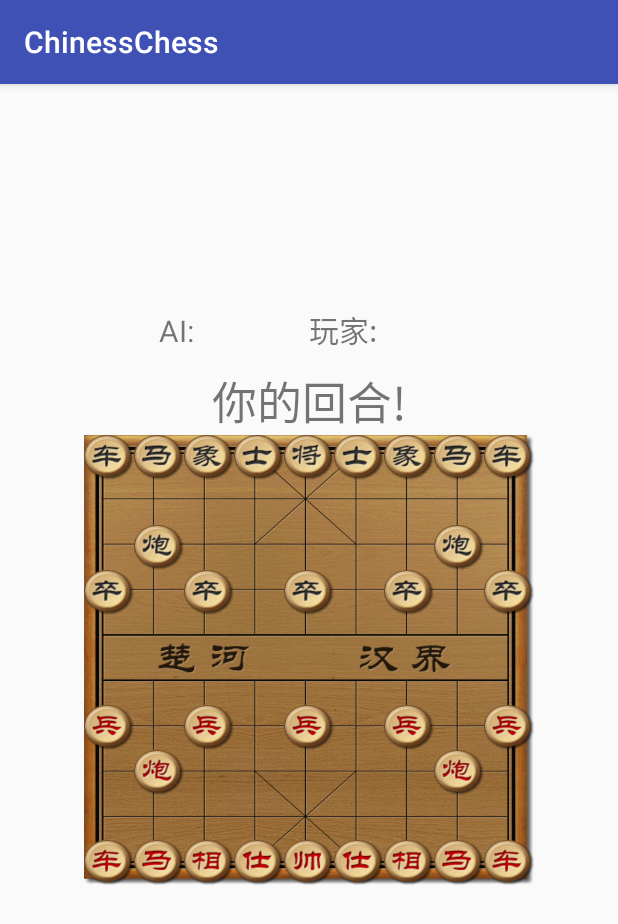
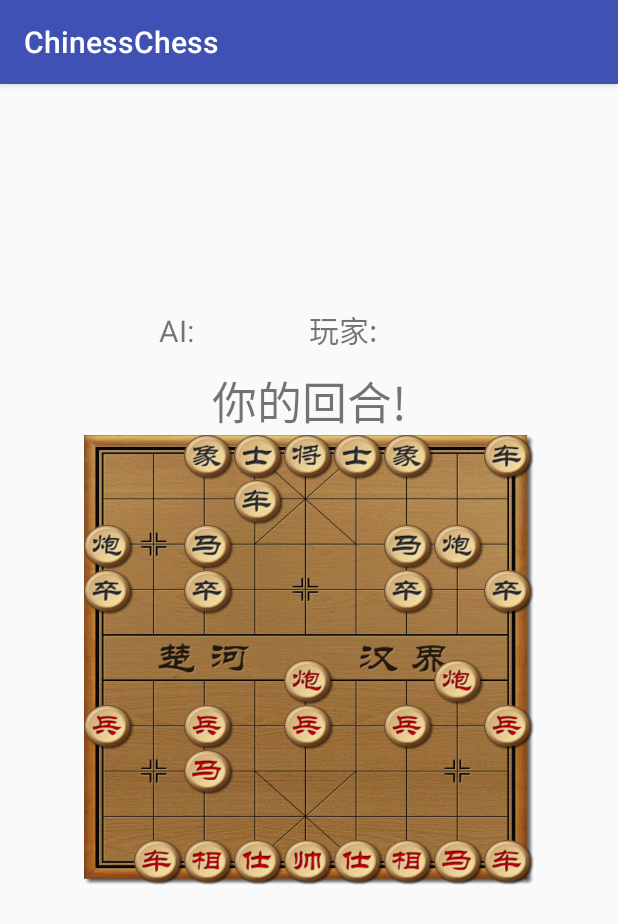
Before and after one commit to chent86/ChineseChess, an Android app: the screen it shows after launch (MainActivity), on a phone screen of 412 x 824 dp. Shown: the top 924 px of the screen. Run offline under Robolectric (Android 15) with nearby library versions, the phone set to English and light mode, and no system bars; libraries missing offline, so code that uses them is left out: rx.android.schedulers, rx.schedulers; 1 statement that could not run was skipped.

```diff
--- a/app/src/main/java/com/example/ct/chinesschess/MainActivity.java
+++ b/app/src/main/java/com/example/ct/chinesschess/MainActivity.java
@@ -43,24 +43,83 @@ public class MainActivity extends AppCompatActivity {
             result[i] = Integer.parseInt(s[i]);
         return result;
     }
-    private int[] board = {
-            1, 3, 5, 7,16, 8, 6, 4, 2,
-            0, 0, 0, 0, 0, 0, 0, 0, 0,
-            0, 9, 0, 0, 0, 0, 0,10, 0,
-            11, 0,12, 0,13, 0,14, 0,15,
-            0, 0, 0, 0, 0, 0, 0, 0, 0,
-            0, 0, 0, 0, 0, 0, 0, 0, 0,
-            27, 0,28, 0,29, 0,30, 0,31,
-            0,25, 0, 0, 0, 0, 0,26, 0,
-            0, 0, 0, 0, 0, 0, 0, 0, 0,
-            17,19,21,23,32,24,22,20,18
-    };
+//    private int[] board = {
+//            1, 3, 5, 7,16, 8, 6, 4, 2,
+//            0, 0, 0, 0, 0, 0, 0, 0, 0,
+//            0, 9, 0, 0, 0, 0, 0,10, 0,
+//            11, 0,12, 0,13, 0,14, 0,15,
+//            0, 0, 0, 0, 0, 0, 0, 0, 0,
+//            0, 0, 0, 0, 0, 0, 0, 0, 0,
+//            27, 0,28, 0,29, 0,30, 0,31,
+//            0,25, 0, 0, 0, 0, 0,26, 0,
+//            0, 0, 0, 0, 0, 0, 0, 0, 0,
+//            17,19,21,23,32,24,22,20,18
+//    };
+private int[] board = {
+	       0, 0, 5, 7,16, 8, 6, 0, 2,
+	       0, 0, 0, 1, 0, 0, 0, 0, 0,
+	       9, 0, 3, 0, 0, 0, 4,10, 0,
+	       11, 0,12, 0,0, 0,14, 0,15,
+	       0, 0, 0, 0, 0, 0, 0, 0, 0,
+	       0, 0, 0, 0, 25, 0, 0, 26, 0,
+	       27, 0,28, 0,29, 0,30, 0,31,
+	       0,0, 19, 0, 0, 0, 0,0, 0,
+	       0, 0, 0, 0, 0, 0, 0, 0, 0,
+	       0,17,21,23,32,24,22,20,18
+
+};
     int[] AI_result;
+    void init_board() {
+        ConstraintLayout c = findViewById(R.id.board);
+        for(int i = 0; i < 90; i++) {
+            int chess = board[i];
+            // 车
+            if(chess == 1 || chess == 2)
+                c.getChildAt(i).setBackgroundResource(R.drawable.b_c);
+            if(chess == 17 || chess == 18) {
+                c.getChildAt(i).setBackgroundResource(R.drawable.r_c);
+            }
+            // 马
+            if(chess == 3 || chess == 4)
+                c.getChildAt(i).setBackgroundResource(R.drawable.b_m);
+            if(chess == 19 || chess == 20)
+                c.getChildAt(i).setBackgroundResource(R.drawable.r_m);
+            // 象
+            if(chess == 5 || chess == 6)
+                c.getChildAt(i).setBackgroundResource(R.drawable.b_x);
+            if(chess == 21 || chess == 22)
+                c.getChildAt(i).setBackgroundResource(R.drawable.r_x);
+            // 士
+            if(chess == 7 || chess == 8)
+                c.getChildAt(i).setBackgroundResource(R.drawable.b_s);
+            if(chess == 23 || chess == 24)
+                c.getChildAt(i).setBackgroundResource(R.drawable.r_s);
+            // 将
+            if(chess == 16)
+                c.getChildAt(i).setBackgroundResource(R.drawable.b_j);
+            if(chess == 32)
+                c.getChildAt(i).setBackgroundResource(R.drawable.r_j);
+            // 炮
+            if(chess == 9 || chess == 10)
+                c.getChildAt(i).setBackgroundResource(R.drawable.b_p);
+            if(chess == 25 || chess == 26)
+                c.getChildAt(i).setBackgroundResource(R.drawable.r_p);
+            // 兵
+            if(chess == 11 || chess == 12 || chess == 13 || chess == 14 || chess == 15)
+                c.getChildAt(i).setBackgroundResource(R.drawable.b_z);
+            if(chess == 27 || chess == 28 || chess == 29 || chess == 30 || chess == 31)
+                c.getChildAt(i).setBackgroundResource(R.drawable.r_z);
+            if(chess == 0)
+                c.getChildAt(i).setBackground(null);
+        }
+    }
     @Override
     protected void onCreate(Bundle savedInstanceState) {
         super.onCreate(savedInstanceState);
         setContentView(R.layout.activity_main);
 
+
+        init_board();
         subscriber = new Subscriber<String>() {
             @Override
             public void onNext(String s) {
@@ -146,6 +205,12 @@ public class MainActivity extends AppCompatActivity {
     }
 
     boolean can_move(int from_index, int to_index) {
+        if(from_index == to_index)
+            return false;
+        int from_x = from_index%9;
+        int from_y = from_index/9;
+        int to_x = to_index%9;
+        int to_y = to_index/9;
         int from = board[from_index];
         int to = board[to_index];
         if(from < 17)
@@ -153,17 +218,17 @@ public class MainActivity extends AppCompatActivity {
         if(to >= 17)
             return false; // 不能自残
         // 兵
-        if((from == 27 || from == 28 || from == 29 || from == 30 || from == 31)){
-            if( to_index != from_index-1 && to_index != from_index+1 && to_index != from_index-9 ) // 不能后退
+        if(from >= 27 && from <= 31){
+            if( from_index > 44 && from_y == to_y && (to_x == from_x-1 || to_x == from_x+1)) // 过河前不能左右移动
                 return false;
-            if( from_index > 44 && (to_index == from_index-1 || to_index == from_index+1)) // 过河前不能左右移动
-                return false;
+            if(!(from_y == to_y && from_x == to_x-1)&&!(from_y == to_y && from_x == to_x+1)&&!(from_x==to_x && to_y==from_y-1))
+                return false; // 不能后退
         }
         // 车
         if(from == 17 || from == 18) {
-            if(from_index/9 != to_index/9 && from_index%9 != to_index%9) // 只能横向或者纵向移动
+            if(from_x != to_x && from_y != to_y) // 只能横向或者纵向移动
                 return false;
-            if(from_index/9 == to_index/9) { // 路径上不能有其他棋子
+            if(from_y == to_y) { // 路径上不能有其他棋子
                 if(from_index < to_index) {
                     for(int i = from_index+1; i < to_index; i++)
                         if(board[i] != 0)
@@ -184,12 +249,13 @@ public class MainActivity extends AppCompatActivity {
                             return false;
                 }
             }
+            return true;
         }
         // 炮
         if(from == 25 || from == 26) {
-            if(from_index/9 != to_index/9 && from_index%9 != to_index%9) // 只能横向或者纵向移动
+            if(from_x != to_x && from_y != to_y) // 只能横向或者纵向移动
                 return false;
-            if(from_index/9 == to_index/9) {  // 移动路径中最多跨一个棋子
+            if(from_y == to_y) {  // 移动路径中最多跨一个棋子
                 int count = 0;
                 if(from_index < to_index) {
                     for(int i = from_index+1; i < to_index; i++)
@@ -206,6 +272,7 @@ public class MainActivity extends AppCompatActivity {
                     return false;
                 if(count != 0 && board[to_index] == 0 ) // 不吃子不能跨
                     return false;
+
             } else {
                 int count = 0;
                 if(from_index < to_index) {
@@ -224,12 +291,15 @@ public class MainActivity extends AppCompatActivity {
                 if(count != 0 && board[to_index] == 0 ) // 不吃子不能跨
                     return false;
             }
+            return true;
         }
         // 马
         if(from == 19 || from == 20) {
             // 走日字
-            if(to_index != from_index+1-18 && to_index != from_index+2-9 && to_index != from_index+2+9 && to_index != from_index+1+18
-                    && to_index != from_index-1-18 && to_index != from_index-2-9 && to_index != from_index-2+9 && to_index != from_index-1+18)
+            if(!(to_x == from_x+1 && to_y == from_y-2)&&!(to_x == from_x+2 && to_y == from_y-1)&&
+                    !(to_x == from_x+2 && to_y == from_y+1)&&!(to_x == from_x+1 && to_y == from_y+2)&&
+                    !(to_x == from_x-1 && to_y == from_y+2)&&!(to_x == from_x-2 && to_y == from_y+1)&&
+                    !(to_x == from_x-2 && to_y == from_y-1)&&!(to_x == from_x-1 && to_y == from_y-2))
                 return false;
             // 卡马脚
             if((to_index == from_index+1-18 && board[from_index-9] != 0) || (to_index == from_index+2-9 && board[from_index+1] != 0) ||
@@ -238,6 +308,7 @@ public class MainActivity extends AppCompatActivity {
                     (to_index == from_index-2+9 && board[from_index-1] != 0) || (to_index == from_index-1+18 && board[from_index+9] != 0)) {
                 return false;
             }
+            return true;
         }
         // 象
         if(from == 21 || from == 22) {
@@ -245,31 +316,49 @@ public class MainActivity extends AppCompatActivity {
             if(to_index < 45)
                 return false;
             // 走田字
-            if(to_index != from_index+2-18 && to_index != from_index+2+18 && to_index != from_index-2-18 && to_index != from_index-2+18)
+            if(!(to_x == from_x+2 && to_y == from_y-2)&&!(to_x == from_x+2 && to_y == from_y+2)&&
+                    !(to_x == from_x-2 && to_y == from_y+2)&&!(to_x == from_x-2 && to_y == from_y-2))
                 return false;
             // 卡象脚
             if((to_index == from_index+2-18 && board[from_index+1-9] != 0) || (to_index == from_index+2+18 && board[from_index+1+9] != 0) ||
                     (to_index == from_index-2-18 && board[from_index-1-9] != 0) || (to_index == from_index-2+18 && board[from_index-1+9] != 0)) {
                 return false;
             }
+            return true;
         }
         // 士
         if(from == 23 || from == 24) {
             // 不能出王宫
-            if(to_index/9 < 7 || to_index%9 <3 || to_index%9 > 5)
+            if(to_y < 7 || to_x <3 || to_x > 5)
                 return false;
             // 走对角
-            if(to_index != from_index+1-9 && to_index != from_index+1+9 && to_index != from_index-1-9 && to_index != from_index-1+9)
+            if(!(to_x == from_x+1 && to_y == from_y-1)&&!(to_x == from_x+1 && to_y == from_y+1)&&
+                    !(to_x == from_x-1 && to_y == from_y+1)&&!(to_x == from_x-1 && to_y == from_y-1))
                 return false;
+            return true;
         }
         // 帅
         if(from == 32) {
             // 不能出王宫
-            if(to_index/9 < 7 || to_index%9 <3 || to_index%9 > 5)
+            if(to_y < 7 || to_x <3 || to_x > 5)
                 return false;
             // 走直线
             if(to_index != from_index+1 && to_index != from_index-1 && to_index != from_index+9 && to_index != from_index-9)
                 return false;
+            // 将帅不能直视
+            int i = 0;
+            for(i = 0; i < 90; i++)
+                if(board[i] == 16)
+                    break;
+            if(i%9 == to_x) {
+                int count = 0;
+                for(int j = to_index-9; j > i; j-=9)
+                    if(board[j] != 0)
+                        count++;
+                if(count==0)
+                    return false;
+            }
+            return true;
         }
         return true;
     }
--- a/app/src/main/java/com/example/ct/chinesschess/node.java
+++ b/app/src/main/java/com/example/ct/chinesschess/node.java
@@ -15,7 +15,4 @@ public class node {
         this.type = type;
         this.parent = parent;
     }
-    void update(int ex) {
-        this.ex = ex;
-    }
 }
--- a/app/src/main/res/layout/activity_main.xml
+++ b/app/src/main/res/layout/activity_main.xml
@@ -57,64 +57,55 @@
             android:id="@+id/p00"
             android:layout_marginLeft="0dp"
             android:layout_width="33dp"
-            android:layout_height="30dp"
-            android:background="@drawable/b_c"/>
+            android:layout_height="30dp"/>
         <ImageView
             android:onClick="click_chess"
             android:id="@+id/p01"
             app:layout_constraintLeft_toRightOf="@id/p00"
             android:layout_width="33dp"
-            android:layout_height="30dp"
-            android:background="@drawable/b_m"/>
+            android:layout_height="30dp"/>
         <ImageView
             android:onClick="click_chess"
             android:id="@+id/p02"
             app:layout_constraintLeft_toRightOf="@id/p01"
             android:layout_width="33dp"
-            android:layout_height="30dp"
-            android:background="@drawable/b_x"/>
+            android:layout_height="30dp"/>
         <ImageView
             android:onClick="click_chess"
             android:id="@+id/p03"
             app:layout_constraintLeft_toRightOf="@id/p02"
             android:layout_width="33dp"
-            android:layout_height="30dp"
-            android:background="@drawable/b_s"/>
+            android:layout_height="30dp"/>
         <ImageView
             android:onClick="click_chess"
             android:id="@+id/p04"
             app:layout_constraintLeft_toRightOf="@id/p03"
             android:layout_width="33dp"
-            android:layout_height="30dp"
-            android:background="@drawable/b_j"/>
+            android:layout_height="30dp"/>
         <ImageView
             android:onClick="click_chess"
             android:id="@+id/p05"
             app:layout_constraintLeft_toRightOf="@id/p04"
             android:layout_width="33dp"
-            android:layout_height="30dp"
-            android:background="@drawable/b_s"/>
+            android:layout_height="30dp"/>
         <ImageView
             android:onClick="click_chess"
             android:id="@+id/p06"
             app:layout_constraintLeft_toRightOf="@id/p05"
             android:layout_width="33dp"
-            android:layout_height="30dp"
-            android:background="@drawable/b_x"/>
+            android:layout_height="30dp"/>
         <ImageView
             android:onClick="click_chess"
             android:id="@+id/p07"
             app:layout_constraintLeft_toRightOf="@id/p06"
             android:layout_width="33dp"
-            android:layout_height="30dp"
-            android:background="@drawable/b_m"/>
+            android:layout_height="30dp"/>
         <ImageView
             android:onClick="click_chess"
             android:id="@+id/p08"
             app:layout_constraintLeft_toRightOf="@id/p07"
             android:layout_width="33dp"
-            android:layout_height="30dp"
-            android:background="@drawable/b_c"/>
+            android:layout_height="30dp"/>
         <ImageView
             android:onClick="click_chess"
             android:id="@+id/p10"
@@ -191,8 +182,7 @@
             app:layout_constraintTop_toBottomOf="@+id/p10"
             app:layout_constraintLeft_toRightOf="@id/p20"
             android:layout_width="33dp"
-            android:layout_height="30dp"
-            android:background="@drawable/b_p"/>
+            android:layout_height="30dp"/>
         <ImageView
             android:onClick="click_chess"
             android:id="@+id/p22"
@@ -234,8 +224,7 @@
             app:layout_constraintTop_toBottomOf="@+id/p10"
             app:layout_constraintLeft_toRightOf="@id/p26"
             android:layout_width="33dp"
-            android:layout_height="30dp"
-            android:background="@drawable/b_p"/>
+            android:layout_height="30dp"/>
         <ImageView
             android:onClick="click_chess"
             android:id="@+id/p28"
@@ -249,8 +238,7 @@
             app:layout_constraintTop_toBottomOf="@+id/p20"
             android:layout_marginLeft="0dp"
             android:layout_width="33dp"
-            android:layout_height="30dp"
-            android:background="@drawable/b_z"/>
+            android:layout_height="30dp"/>
         <ImageView
             android:onClick="click_chess"
             android:id="@+id/p31"
@@ -264,8 +252,7 @@
             app:layout_constraintTop_toBottomOf="@+id/p20"
             app:layout_constraintLeft_toRightOf="@id/p31"
             android:layout_width="33dp"
-            android:layout_height="30dp"
-            android:background="@drawable/b_z"/>
+            android:layout_height="30dp"/>
         <ImageView
             android:onClick="click_chess"
             android:id="@+id/p33"
@@ -279,8 +266,7 @@
             app:layout_constraintTop_toBottomOf="@+id/p20"
             app:layout_constraintLeft_toRightOf="@id/p33"
             android:layout_width="33dp"
-            android:layout_height="30dp"
-            android:background="@drawable/b_z"/>
+            android:layout_height="30dp"/>
         <ImageView
             android:onClick="click_chess"
             android:id="@+id/p35"
@@ -294,8 +280,7 @@
             app:layout_constraintTop_toBottomOf="@+id/p20"
             app:layout_constraintLeft_toRightOf="@id/p35"
             android:layout_width="33dp"
-            android:layout_height="30dp"
-            android:background="@drawable/b_z"/>
+            android:layout_height="30dp"/>
         <ImageView
             android:onClick="click_chess"
             android:id="@+id/p37"
@@ -310,8 +295,7 @@
             app:layout_constraintLeft_toRightOf="@id/p37"
             android:layout_marginLeft="0dp"
             android:layout_width="33dp"
-            android:layout_height="30dp"
-            android:background="@drawable/b_z"/>
+            android:layout_height="30dp"/>
         <ImageView
             android:onClick="click_chess"
             android:id="@+id/p40"
@@ -444,8 +428,7 @@
             app:layout_constraintTop_toBottomOf="@+id/p50"
             android:layout_marginLeft="0dp"
             android:layout_width="33dp"
-            android:layout_height="30dp"
-            android:background="@drawable/r_z"/>
+            android:layout_height="30dp"/>
         <ImageView
             android:onClick="click_chess"
             android:id="@+id/p61"
@@ -459,8 +442,7 @@
             app:layout_constraintTop_toBottomOf="@+id/p50"
             app:layout_constraintLeft_toRightOf="@id/p61"
             android:layout_width="33dp"
-            android:layout_height="30dp"
-            android:background="@drawable/r_z"/>
+            android:layout_height="30dp"/>
         <ImageView
             android:onClick="click_chess"
             android:id="@+id/p63"
@@ -474,8 +456,7 @@
             app:layout_constraintTop_toBottomOf="@+id/p50"
             app:layout_constraintLeft_toRightOf="@id/p63"
             android:layout_width="33dp"
-            android:layout_height="30dp"
-            android:background="@drawable/r_z"/>
+            android:layout_height="30dp"/>
         <ImageView
             android:onClick="click_chess"
             android:id="@+id/p65"
@@ -489,8 +470,7 @@
             app:layout_constraintTop_toBottomOf="@+id/p50"
             app:layout_constraintLeft_toRightOf="@id/p65"
             android:layout_width="33dp"
-            android:layout_height="30dp"
-            android:background="@drawable/r_z"/>
+            android:layout_height="30dp"/>
         <ImageView
             android:onClick="click_chess"
             android:id="@+id/p67"
@@ -504,8 +484,7 @@
             app:layout_constraintTop_toBottomOf="@+id/p50"
             app:layout_constraintLeft_toRightOf="@id/p67"
             android:layout_width="33dp"
-            android:layout_height="30dp"
-            android:background="@drawable/r_z"/>
+            android:layout_height="30dp"/>
         <ImageView
             android:onClick="click_chess"
             android:id="@+id/p70"
@@ -519,8 +498,7 @@
             app:layout_constraintTop_toBottomOf="@+id/p60"
             app:layout_constraintLeft_toRightOf="@id/p70"
             android:layout_width="33dp"
-            android:layout_height="30dp"
-            android:background="@drawable/r_p"/>
+            android:layout_height="30dp"/>
         <ImageView
             android:onClick="click_chess"
             android:id="@+id/p72"
@@ -562,8 +540,7 @@
             app:layout_constraintTop_toBottomOf="@+id/p60"
             app:layout_constraintLeft_toRightOf="@id/p76"
             android:layout_width="33dp"
-            android:layout_height="30dp"
-            android:background="@drawable/r_p"/>
+            android:layout_height="30dp"/>
         <ImageView
             android:onClick="click_chess"
             android:id="@+id/p78"
@@ -640,72 +617,63 @@
             app:layout_constraintTop_toBottomOf="@+id/p80"
             android:layout_marginLeft="0dp"
             android:layout_width="33dp"
-            android:layout_height="30dp"
-            android:background="@drawable/r_c"/>
+            android:layout_height="30dp"/>
         <ImageView
             android:onClick="click_chess"
             android:id="@+id/p91"
             app:layout_constraintTop_toBottomOf="@+id/p80"
             app:layout_constraintLeft_toRightOf="@id/p90"
             android:layout_width="33dp"
-            android:layout_height="30dp"
-            android:background="@drawable/r_m"/>
+            android:layout_height="30dp"/>
         <ImageView
             android:onClick="click_chess"
             android:id="@+id/p92"
             app:layout_constraintTop_toBottomOf="@+id/p80"
             app:layout_constraintLeft_toRightOf="@id/p91"
             android:layout_width="33dp"
-            android:layout_height="30dp"
-            android:background="@drawable/r_x"/>
+            android:layout_height="30dp"/>
         <ImageView
             android:onClick="click_chess"
             android:id="@+id/p93"
             app:layout_constraintTop_toBottomOf="@+id/p80"
             app:layout_constraintLeft_toRightOf="@id/p92"
             android:layout_width="33dp"
-            android:layout_height="30dp"
-            android:background="@drawable/r_s"/>
+            android:layout_height="30dp"/>
         <ImageView
             android:onClick="click_chess"
             android:id="@+id/p94"
             app:layout_constraintTop_toBottomOf="@+id/p80"
             app:layout_constraintLeft_toRightOf="@id/p93"
             android:layout_width="33dp"
-            android:layout_height="30dp"
-            android:background="@drawable/r_j"/>
+            android:layout_height="30dp"/>
         <ImageView
             android:onClick="click_chess"
             android:id="@+id/p95"
             app:layout_constraintTop_toBottomOf="@+id/p80"
             app:layout_constraintLeft_toRightOf="@id/p94"
             android:layout_width="33dp"
-            android:layout_height="30dp"
-            android:background="@drawable/r_s"/>
+            android:layout_height="30dp"/>
         <ImageView
             android:onClick="click_chess"
             android:id="@+id/p96"
             app:layout_constraintTop_toBottomOf="@+id/p80"
             app:layout_constraintLeft_toRightOf="@id/p95"
             android:layout_width="33dp"
-            android:layout_height="30dp"
-            android:background="@drawable/r_x"/>
+            android:layout_height="30dp"/>
         <ImageView
             android:onClick="click_chess"
             android:id="@+id/p97"
             app:layout_constraintTop_toBottomOf="@+id/p80"
             app:layout_constraintLeft_toRightOf="@id/p96"
             android:layout_width="33dp"
-            android:layout_height="30dp"
-            android:background="@drawable/r_m"/>
+            android:layout_height="30dp"/>
         <ImageView
             android:onClick="click_chess"
             android:id="@+id/p98"
             app:layout_constraintTop_toBottomOf="@+id/p80"
             app:layout_constraintLeft_toRightOf="@id/p97"
             android:layout_width="33dp"
-            android:layout_height="30dp"
-            android:background="@drawable/r_c"/>
+            android:layout_height="30dp"/>
     </android.support.constraint.ConstraintLayout>
 
 </android.support.constraint.ConstraintLayout>
```
Also changed, not shown: app/src/main/java/com/example/ct/chinesschess/AI.java (+59 -35 lines).
